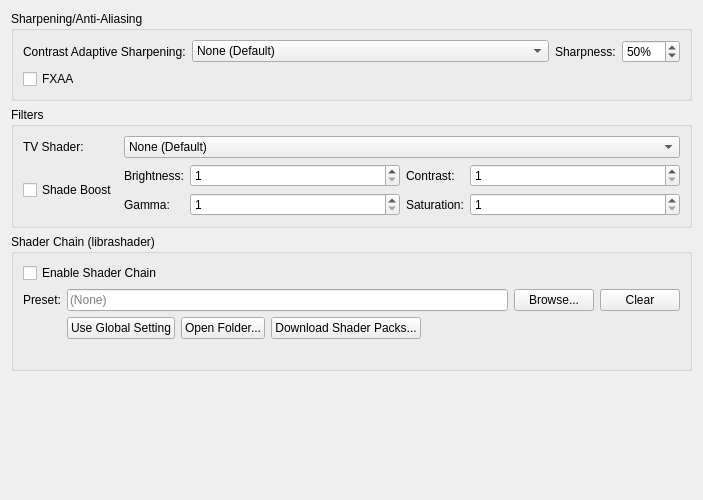
ilyalissoboi/pcsx2, file pcsx2-qt/Settings/GraphicsPostProcessingSettingsTab.ui: the form before one commit.
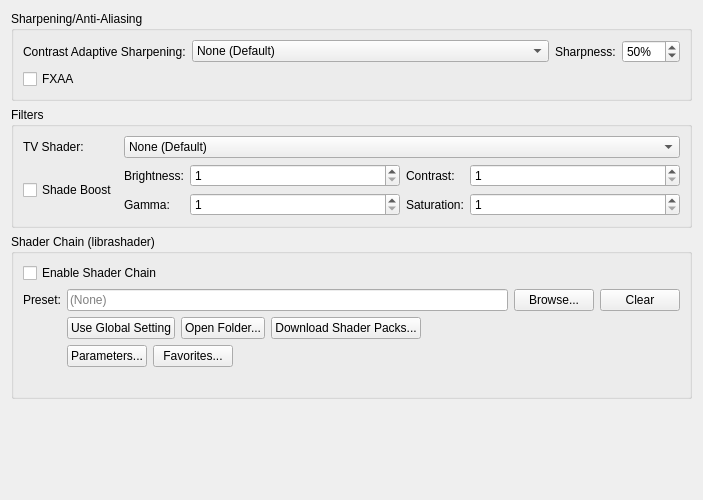
The form after the commit.

Commit message:
Qt: Add shader parameter editor dialog
- ShaderParametersDialog lists a preset's #pragma parameters with slider, spin box and
  per-row Reset; edits apply to the running chain immediately and are written to the
  ShaderChainParams INI section (global or per-game) after a 250 ms debounce
- Parameters... and Favorites... buttons on the Post-Processing tab (Favorites wired next)

Diff of the .ui file:
```diff
--- a/pcsx2-qt/Settings/GraphicsPostProcessingSettingsTab.ui
+++ b/pcsx2-qt/Settings/GraphicsPostProcessingSettingsTab.ui
@@ -335,7 +335,38 @@
         </item>
        </layout>
       </item>
-      <item row="3" column="0" colspan="4">
+      <item row="3" column="1" colspan="3">
+       <layout class="QHBoxLayout" name="shaderChainEditorsLayout">
+        <item>
+         <widget class="QPushButton" name="shaderChainParameters">
+          <property name="text">
+           <string>Parameters...</string>
+          </property>
+         </widget>
+        </item>
+        <item>
+         <widget class="QPushButton" name="shaderChainFavorites">
+          <property name="text">
+           <string>Favorites...</string>
+          </property>
+         </widget>
+        </item>
+        <item>
+         <spacer name="shaderChainEditorsSpacer">
+          <property name="orientation">
+           <enum>Qt::Orientation::Horizontal</enum>
+          </property>
+          <property name="sizeHint" stdset="0">
+           <size>
+            <width>0</width>
+            <height>0</height>
+           </size>
+          </property>
+         </spacer>
+        </item>
+       </layout>
+      </item>
+      <item row="4" column="0" colspan="4">
        <widget class="QLabel" name="shaderChainStatus">
         <property name="text">
          <string/>
```
Left out of the diff: 2 changed lines with no effect on the pictures. The commit also changes 8 other files.
